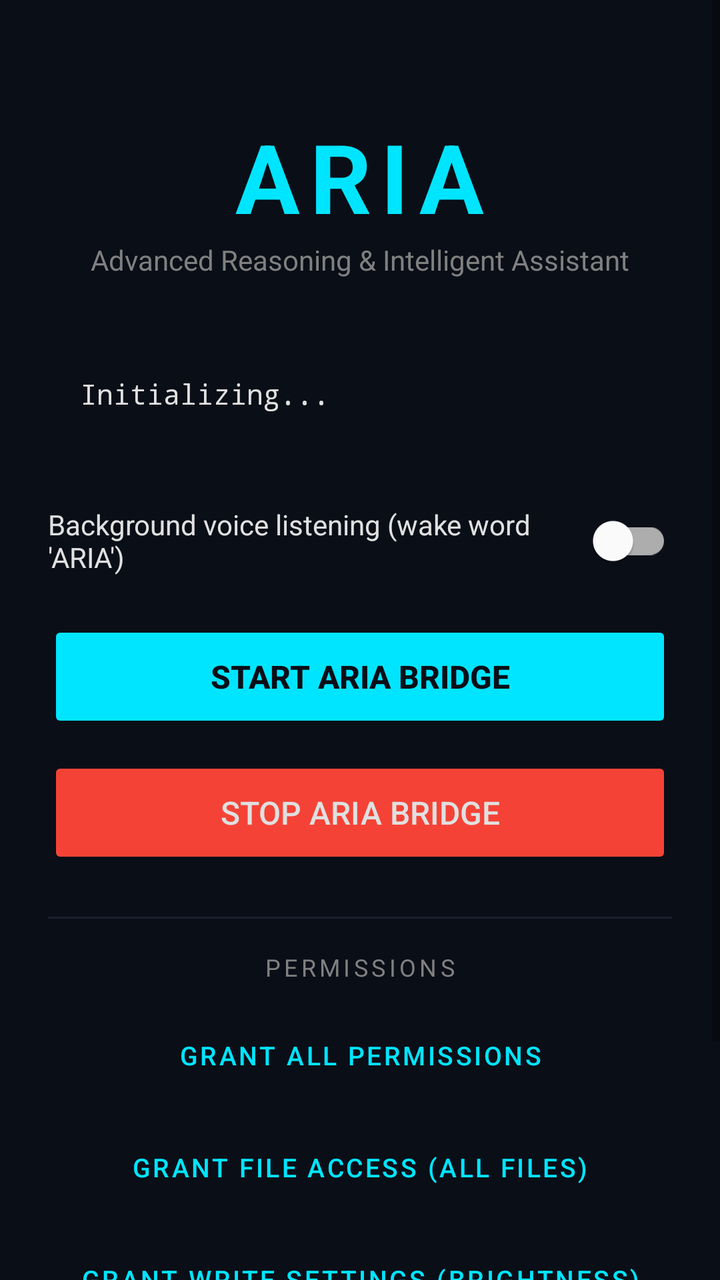
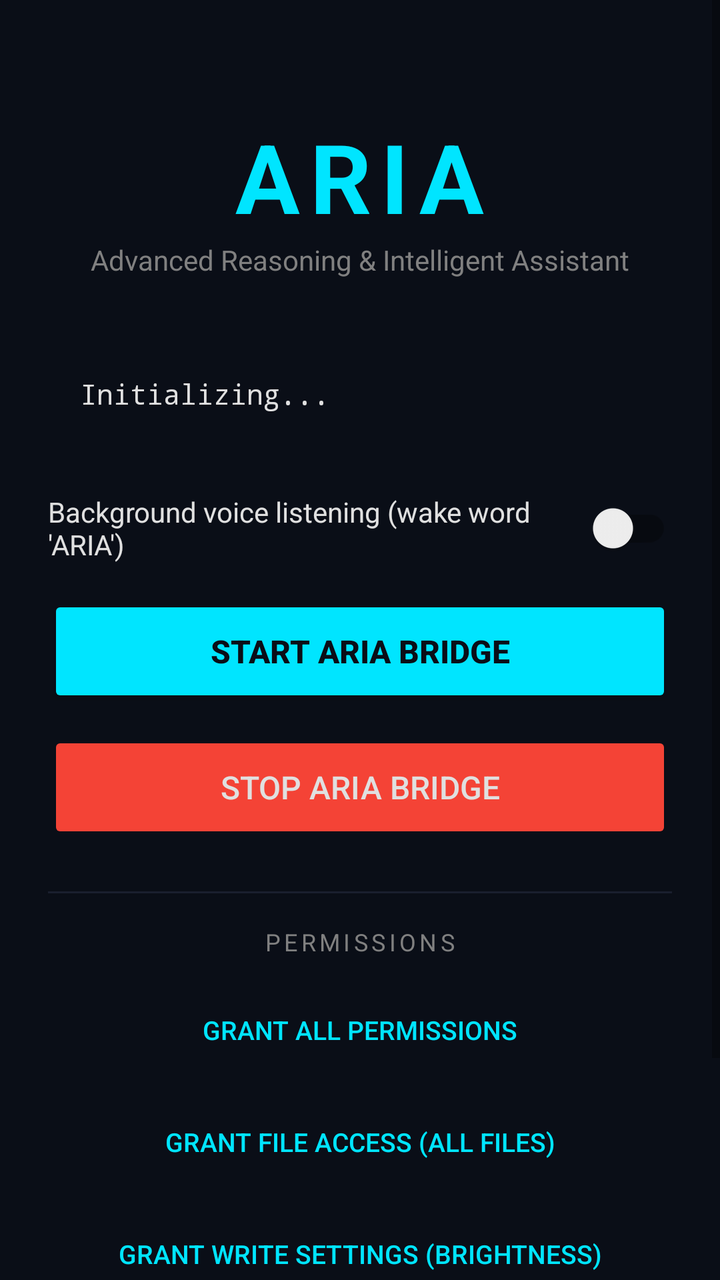

Two renders of the same Android screen: before a commit and after it. Below are the layout's source before the change and the commit's diff.
<!-- AndroidManifest.xml: application theme Theme.ARIA -->
<!-- res/layout/activity_main.xml -->
<?xml version="1.0" encoding="utf-8"?>
<ScrollView xmlns:android="http://schemas.android.com/apk/res/android"
    android:layout_width="match_parent"
    android:layout_height="match_parent"
    android:fillViewport="true">

    <LinearLayout
        android:layout_width="match_parent"
        android:layout_height="wrap_content"
        android:orientation="vertical"
        android:padding="24dp"
        android:gravity="center_horizontal">

        
        <TextView
            android:layout_width="wrap_content"
            android:layout_height="wrap_content"
            android:layout_marginTop="32dp"
            android:text="ARIA"
            android:textSize="48sp"
            android:textStyle="bold"
            android:textColor="@color/aria_cyan"
            android:letterSpacing="0.1" />

        <TextView
            android:layout_width="wrap_content"
            android:layout_height="wrap_content"
            android:layout_marginBottom="32dp"
            android:text="Advanced Reasoning &amp; Intelligent Assistant"
            android:textSize="14sp"
            android:textColor="@color/aria_gray" />

        
        <TextView
            android:id="@+id/statusText"
            android:layout_width="match_parent"
            android:layout_height="wrap_content"
            android:layout_marginBottom="24dp"
            android:padding="16dp"
            android:background="@color/aria_bg_dark"
            android:text="Initializing..."
            android:textColor="@color/aria_text"
            android:textSize="14sp"
            android:fontFamily="monospace" />

        
        <com.google.android.material.switchmaterial.SwitchMaterial
            android:id="@+id/voiceSwitch"
            android:layout_width="match_parent"
            android:layout_height="wrap_content"
            android:layout_marginBottom="16dp"
            android:checked="false"
            android:text="Background voice listening (wake word 'ARIA')"
            android:textColor="@color/aria_text"
            android:textSize="14sp" />

        
        <Button
            android:id="@+id/startButton"
            android:layout_width="match_parent"
            android:layout_height="56dp"
            android:layout_marginBottom="12dp"
            android:text="START ARIA BRIDGE"
            android:textSize="16sp"
            android:textStyle="bold"
            android:backgroundTint="@color/aria_cyan"
            android:textColor="@color/aria_bg_dark" />

        
        <Button
            android:id="@+id/stopButton"
            android:layout_width="match_parent"
            android:layout_height="56dp"
            android:layout_marginBottom="24dp"
            android:text="STOP ARIA BRIDGE"
            android:textSize="16sp"
            android:enabled="false"
            android:backgroundTint="@color/aria_red"
            android:textColor="@color/aria_text" />

        
        <View
            android:layout_width="match_parent"
            android:layout_height="1dp"
            android:layout_marginBottom="16dp"
            android:background="@color/aria_bg_light" />

        <TextView
            android:layout_width="wrap_content"
            android:layout_height="wrap_content"
            android:layout_marginBottom="12dp"
            android:text="PERMISSIONS"
            android:textColor="@color/aria_gray"
            android:textSize="12sp"
            android:letterSpacing="0.15" />

        <Button
            android:id="@+id/permButton"
            android:layout_width="match_parent"
            android:layout_height="48dp"
            android:layout_marginBottom="8dp"
            android:text="Grant All Permissions"
            android:textSize="13sp"
            style="@style/Widget.MaterialComponents.Button.OutlinedButton" />

        <Button
            android:id="@+id/storagePermButton"
            android:layout_width="match_parent"
            android:layout_height="48dp"
            android:layout_marginBottom="8dp"
            android:text="Grant File Access (All Files)"
            android:textSize="13sp"
            style="@style/Widget.MaterialComponents.Button.OutlinedButton" />

        <Button
            android:id="@+id/settingsPermButton"
            android:layout_width="match_parent"
            android:layout_height="48dp"
            android:layout_marginBottom="32dp"
            android:text="Grant Write Settings (Brightness)"
            android:textSize="13sp"
            style="@style/Widget.MaterialComponents.Button.OutlinedButton" />

        
        <TextView
            android:layout_width="match_parent"
            android:layout_height="wrap_content"
            android:text="The ARIA bridge runs a local HTTP server on port 8420. The ARIA web dashboard connects to this bridge to control your phone. Make sure the ARIA web server (python -m aria.ui.web) is running for full functionality."
            android:textColor="@color/aria_gray"
            android:textSize="12sp"
            android:lineSpacingExtra="3dp" />

    </LinearLayout>
</ScrollView>
<!-- resources referenced by this layout -->
<resources>
  <color name="aria_bg_dark">#0A0E17</color>
  <color name="aria_bg_light">#1A1F2E</color>
  <color name="aria_cyan">#00E5FF</color>
  <color name="aria_gray">#808080</color>
  <color name="aria_red">#F44336</color>
  <color name="aria_text">#E0E0E0</color>
  <style name="Theme.ARIA" parent="Theme.MaterialComponents.DayNight.DarkActionBar">
          <item name="colorPrimary">@color/aria_cyan</item>
          <item name="colorPrimaryVariant">@color/aria_cyan_dark</item>
          <item name="colorOnPrimary">@color/aria_bg_dark</item>
          <item name="colorSecondary">@color/aria_cyan</item>
          <item name="colorOnSecondary">@color/aria_bg_dark</item>
          <item name="android:windowBackground">@color/aria_bg_dark</item>
          <item name="android:statusBarColor">@color/aria_bg_dark</item>
          <item name="android:navigationBarColor">@color/aria_bg_dark</item>
      </style>
  <color name="aria_cyan_dark">#00B8D4</color>
</resources>

<!-- the commit's change to res/layout/activity_main.xml (unified diff, before → after) -->
@@ -44,7 +44,7 @@
             android:fontFamily="monospace" />
 
         
-        <com.google.android.material.switchmaterial.SwitchMaterial
+        <androidx.appcompat.widget.SwitchCompat
             android:id="@+id/voiceSwitch"
             android:layout_width="match_parent"
             android:layout_height="wrap_content"
@@ -101,7 +101,7 @@
             android:layout_marginBottom="8dp"
             android:text="Grant All Permissions"
             android:textSize="13sp"
-            style="@style/Widget.MaterialComponents.Button.OutlinedButton" />
+            style="@style/Widget.AppCompat.Button.Borderless.Colored" />
 
         <Button
             android:id="@+id/storagePermButton"
@@ -110,7 +110,7 @@
             android:layout_marginBottom="8dp"
             android:text="Grant File Access (All Files)"
             android:textSize="13sp"
-            style="@style/Widget.MaterialComponents.Button.OutlinedButton" />
+            style="@style/Widget.AppCompat.Button.Borderless.Colored" />
 
         <Button
             android:id="@+id/settingsPermButton"
@@ -119,7 +119,7 @@
             android:layout_marginBottom="32dp"
             android:text="Grant Write Settings (Brightness)"
             android:textSize="13sp"
-            style="@style/Widget.MaterialComponents.Button.OutlinedButton" />
+            style="@style/Widget.AppCompat.Button.Borderless.Colored" />
 
         
         <TextView
<!-- resource entries referenced after the edit -->
@@ -6,12 +6,10 @@
   <color name="aria_gray">#808080</color>
   <color name="aria_red">#F44336</color>
   <color name="aria_text">#E0E0E0</color>
-  <style name="Theme.ARIA" parent="Theme.MaterialComponents.DayNight.DarkActionBar">
+  <style name="Theme.ARIA" parent="Theme.AppCompat.DayNight.DarkActionBar">
           <item name="colorPrimary">@color/aria_cyan</item>
-          <item name="colorPrimaryVariant">@color/aria_cyan_dark</item>
-          <item name="colorOnPrimary">@color/aria_bg_dark</item>
-          <item name="colorSecondary">@color/aria_cyan</item>
-          <item name="colorOnSecondary">@color/aria_bg_dark</item>
+          <item name="colorPrimaryDark">@color/aria_cyan_dark</item>
+          <item name="colorAccent">@color/aria_cyan</item>
           <item name="android:windowBackground">@color/aria_bg_dark</item>
           <item name="android:statusBarColor">@color/aria_bg_dark</item>
           <item name="android:navigationBarColor">@color/aria_bg_dark</item>
